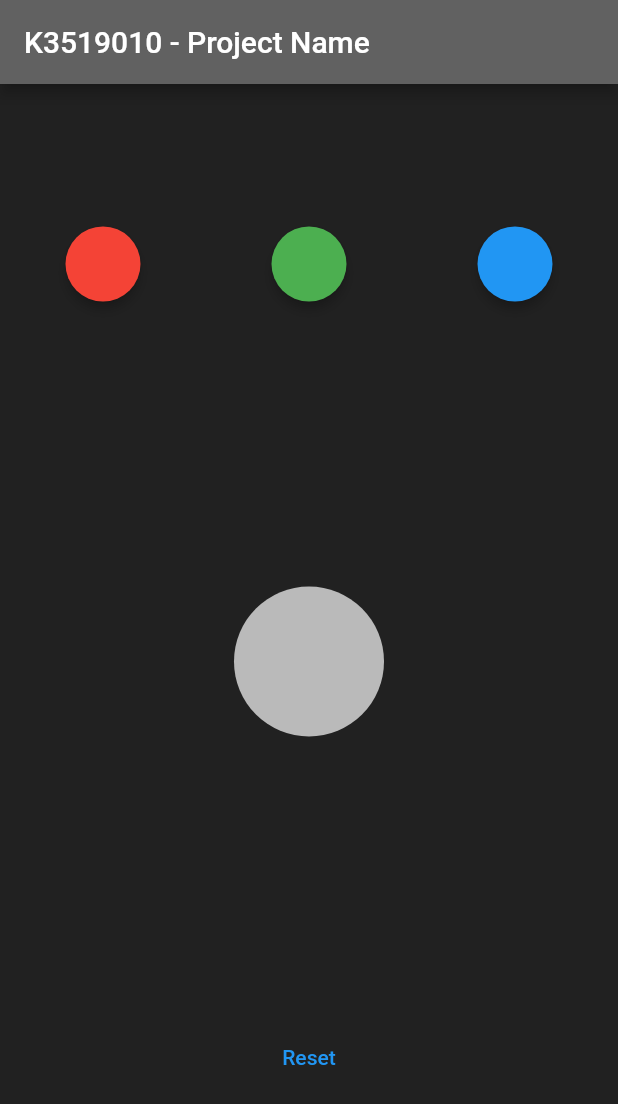
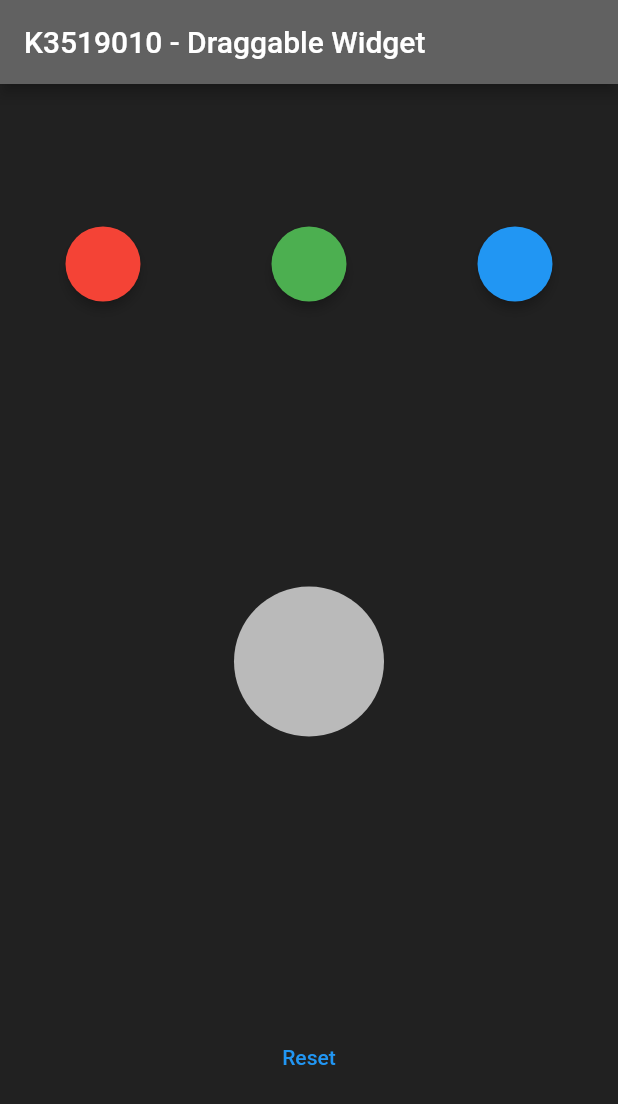
Before and after one commit to anhzf/college-flutter, a Flutter app: the screen it shows after launch, on a phone screen of 412 x 824 dp. Shown: the top 1104 px of the screen. Run offline on Flutter 3.47's test engine with Material 2 defaults, Android fonts, the phone set to English and light mode, and no system bars.

Commit message:
docs: :speech_balloon: change AppBar title

```diff
--- a/lib/main.dart
+++ b/lib/main.dart
@@ -4,7 +4,7 @@ void main() => runApp(
       MaterialApp(
         home: Scaffold(
           appBar: AppBar(
-            title: Text('K3519010 - Project Name'),
+            title: Text('K3519010 - Draggable Widget'),
             backgroundColor: Colors.grey.shade700,
           ),
           body: MyApp(),
```
